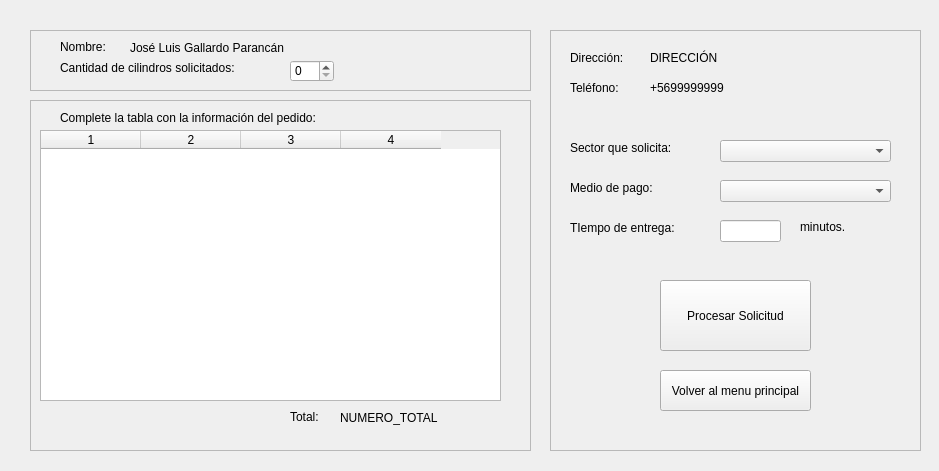
The window that Flipigas/solicitante.ui (emedemarcelo/FlipigasTEL102) describes before a commit, drawn with Qt 5.
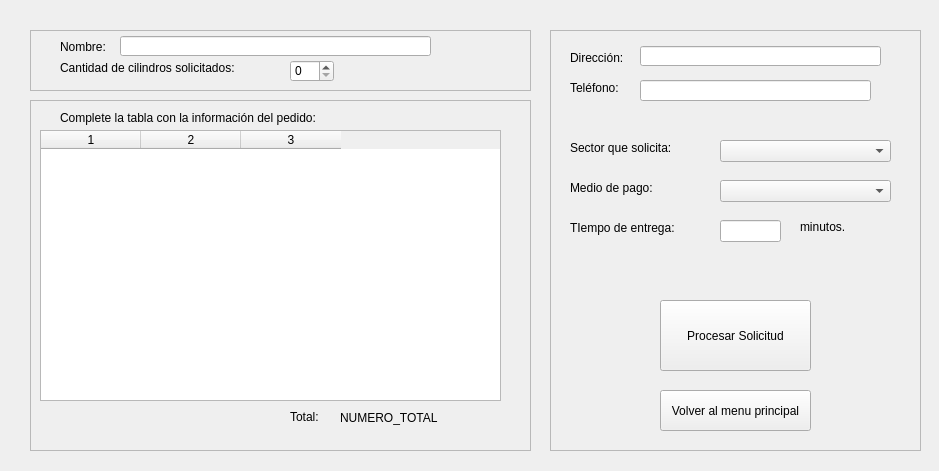
The same window after the commit.

What changed in the file:
```diff
--- a/Flipigas/solicitante.ui
+++ b/Flipigas/solicitante.ui
@@ -55,19 +55,6 @@
       <string>Cantidad de cilindros solicitados:</string>
      </property>
     </widget>
-    <widget class="QLabel" name="NombreSolicitante">
-     <property name="geometry">
-      <rect>
-       <x>100</x>
-       <y>10</y>
-       <width>271</width>
-       <height>16</height>
-      </rect>
-     </property>
-     <property name="text">
-      <string>José Luis Gallardo Parancán</string>
-     </property>
-    </widget>
     <widget class="QSpinBox" name="CantCIlindrosBox">
      <property name="geometry">
       <rect>
@@ -78,6 +65,16 @@
       </rect>
      </property>
     </widget>
+    <widget class="QLineEdit" name="lineEditNombre">
+     <property name="geometry">
+      <rect>
+       <x>90</x>
+       <y>6</y>
+       <width>311</width>
+       <height>20</height>
+      </rect>
+     </property>
+    </widget>
    </widget>
    <widget class="QFrame" name="DatosSolicitante">
     <property name="geometry">
@@ -120,32 +117,6 @@
       <string>Teléfono:</string>
      </property>
     </widget>
-    <widget class="QLabel" name="NumeroTelefono">
-     <property name="geometry">
-      <rect>
-       <x>100</x>
-       <y>50</y>
-       <width>101</width>
-       <height>16</height>
-      </rect>
-     </property>
-     <property name="text">
-      <string>+5699999999</string>
-     </property>
-    </widget>
-    <widget class="QLabel" name="Direccion">
-     <property name="geometry">
-      <rect>
-       <x>100</x>
-       <y>20</y>
-       <width>261</width>
-       <height>16</height>
-      </rect>
-     </property>
-     <property name="text">
-      <string>DIRECCIÓN</string>
-     </property>
-    </widget>
     <widget class="QLabel" name="SectorLabel">
      <property name="geometry">
       <rect>
@@ -232,7 +203,7 @@
      <property name="geometry">
       <rect>
        <x>110</x>
-       <y>250</y>
+       <y>270</y>
        <width>151</width>
        <height>71</height>
       </rect>
@@ -241,11 +212,31 @@
       <string>Procesar Solicitud</string>
      </property>
     </widget>
+    <widget class="QLineEdit" name="lineEditDireccion">
+     <property name="geometry">
+      <rect>
+       <x>90</x>
+       <y>16</y>
+       <width>241</width>
+       <height>20</height>
+      </rect>
+     </property>
+    </widget>
+    <widget class="QLineEdit" name="lineEditTelefono">
+     <property name="geometry">
+      <rect>
+       <x>90</x>
+       <y>50</y>
+       <width>231</width>
+       <height>21</height>
+      </rect>
+     </property>
+    </widget>
     <widget class="QPushButton" name="VolverSolicitudButton">
      <property name="geometry">
       <rect>
        <x>110</x>
-       <y>340</y>
+       <y>360</y>
        <width>151</width>
        <height>41</height>
       </rect>
@@ -292,13 +283,39 @@
        <height>271</height>
       </rect>
      </property>
+     <property name="sizePolicy">
+      <sizepolicy hsizetype="Ignored" vsizetype="Expanding">
+       <horstretch>0</horstretch>
+       <verstretch>0</verstretch>
+      </sizepolicy>
+     </property>
+     <property name="editTriggers">
+      <set>QAbstractItemView::NoEditTriggers</set>
+     </property>
+     <property name="alternatingRowColors">
+      <bool>true</bool>
+     </property>
+     <property name="selectionMode">
+      <enum>QAbstractItemView::NoSelection</enum>
+     </property>
+     <property name="showGrid">
+      <bool>false</bool>
+     </property>
+     <property name="wordWrap">
+      <bool>false</bool>
+     </property>
+     <property name="cornerButtonEnabled">
+      <bool>false</bool>
+     </property>
+     <property name="rowCount">
+      <number>0</number>
+     </property>
      <property name="columnCount">
-      <number>4</number>
+      <number>3</number>
      </property>
      <column/>
      <column/>
      <column/>
-     <column/>
     </widget>
     <widget class="QLabel" name="TotalLabel">
      <property name="geometry">
```
